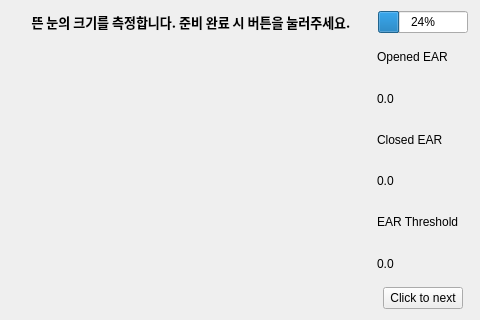
Above: calibratepage.ui from veda-team4/DMS before the change. Below: the same form after it.
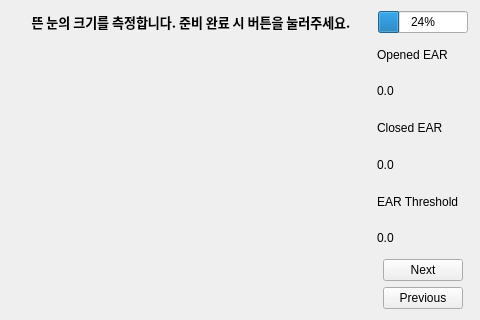
That is the form after the change.

```diff
--- a/calibratepage.ui
+++ b/calibratepage.ui
@@ -171,7 +171,20 @@
         </size>
        </property>
        <property name="text">
-        <string>Click to next</string>
+        <string>Next</string>
+       </property>
+      </widget>
+     </item>
+     <item alignment="Qt::AlignHCenter">
+      <widget class="QPushButton" name="previousButton">
+       <property name="maximumSize">
+        <size>
+         <width>80</width>
+         <height>16777215</height>
+        </size>
+       </property>
+       <property name="text">
+        <string>Previous</string>
        </property>
       </widget>
      </item>
```
